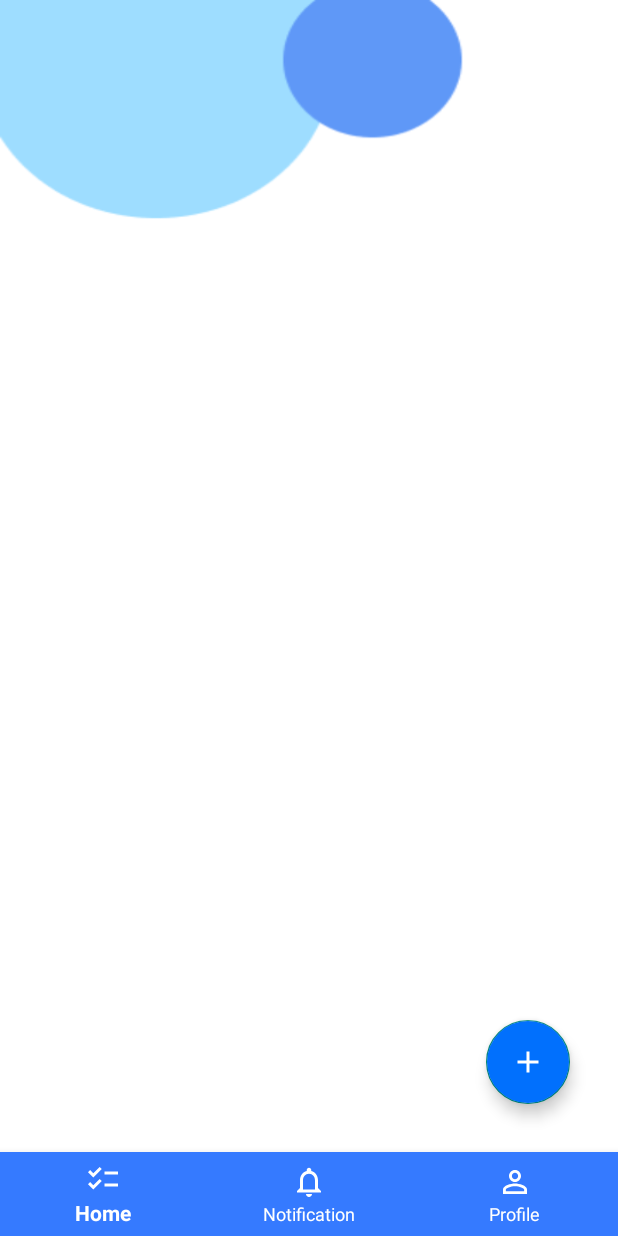
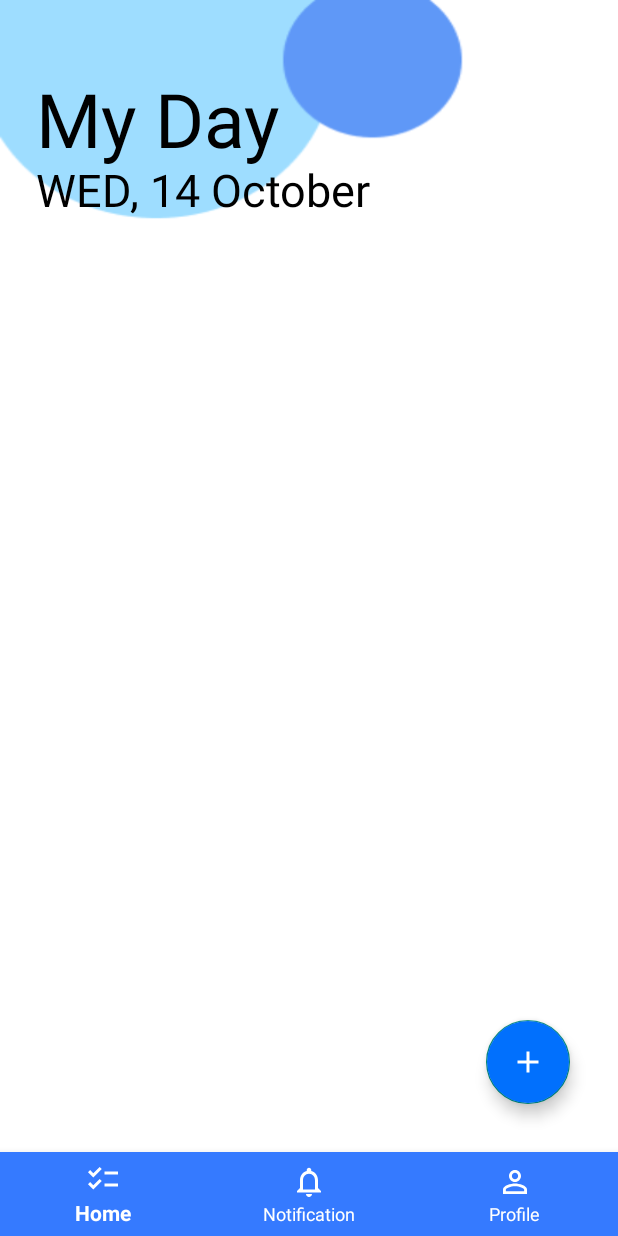
Before and after one commit to GimhanPerera/Task-Scheduling-App, an Android app: the HomeFragment screen opened directly, with no data from a screen before it, on a phone screen of 412 x 824 dp. Run offline under Robolectric (Android 15) with nearby library versions, the phone set to English and light mode, and no system bars.

Commit message:
Home page UI 70% completed - Task card added

```diff
--- a/app/src/main/AndroidManifest.xml
+++ b/app/src/main/AndroidManifest.xml
@@ -12,6 +12,9 @@
         android:supportsRtl="true"
         android:theme="@style/Theme.Test3"
         tools:targetApi="31">
+        <activity
+            android:name=".task_layout"
+            android:exported="false" />
         <activity
             android:name=".LoginActivity"
             android:exported="false" />
--- a/app/src/main/res/layout/fragment_home.xml
+++ b/app/src/main/res/layout/fragment_home.xml
@@ -11,14 +11,8 @@
     <TextView
         android:layout_width="wrap_content"
         android:layout_height="wrap_content"
-        android:layout_alignParentStart="true"
-        android:layout_alignParentTop="true"
-        android:layout_alignParentEnd="true"
-        android:layout_alignParentBottom="true"
         android:layout_marginStart="24dp"
         android:layout_marginTop="45dp"
-        android:layout_marginEnd="224dp"
-        android:layout_marginBottom="773dp"
         android:text="My Day"
         android:textSize="50dp"
         android:textColor="@color/black"/>
@@ -27,17 +21,21 @@
         android:id="@+id/txt_homePageDate"
         android:layout_width="wrap_content"
         android:layout_height="wrap_content"
-        android:layout_alignParentStart="true"
-        android:layout_alignParentTop="true"
-        android:layout_alignParentEnd="true"
-        android:layout_alignParentBottom="true"
         android:layout_marginStart="24dp"
         android:layout_marginTop="106dp"
-        android:layout_marginEnd="113dp"
-        android:layout_marginBottom="712dp"
+        android:layout_marginBottom="210dp"
         android:text="WED, 14 October"
         android:textColor="@color/black"
         android:textSize="30dp" />
+
+    <androidx.recyclerview.widget.RecyclerView
+        android:id="@+id/taskRecyclerView"
+        android:layout_width="match_parent"
+        android:layout_height="wrap_content"
+        android:layout_below="@+id/txt_homePageDate"
+        android:layout_marginTop="-179dp"
+        android:nestedScrollingEnabled="true"
+        app:layoutManager="androidx.recyclerview.widget.LinearLayoutManager" />
 
     <com.google.android.material.floatingactionbutton.FloatingActionButton
         android:id="@+id/btn_action"
```
Also changed, not shown: app/src/main/java/com/example/test3/task_layout.java (added, +14 -0 lines), app/src/main/res/layout/activity_task_layout.xml (added, +25 -0 lines).
